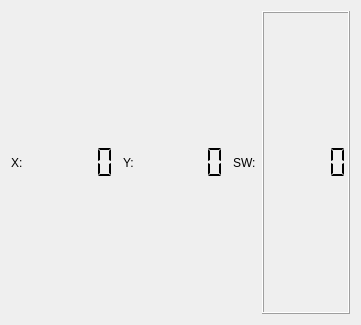
First picture: the form in form.ui, repository adnksharp/pySide6-joystick-tester, before the edit.
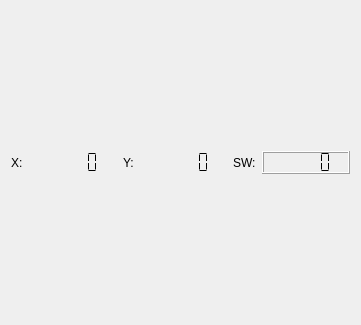
Second picture: the form after the edit.

What changed in the file:
```diff
--- a/form.ui
+++ b/form.ui
@@ -28,14 +28,20 @@
        <item>
         <widget class="QLCDNumber" name="ax">
          <property name="sizePolicy">
-          <sizepolicy hsizetype="Expanding" vsizetype="Minimum">
+          <sizepolicy hsizetype="Expanding" vsizetype="Fixed">
            <horstretch>0</horstretch>
            <verstretch>0</verstretch>
           </sizepolicy>
          </property>
+         <property name="layoutDirection">
+          <enum>Qt::LayoutDirection::RightToLeft</enum>
+         </property>
          <property name="frameShape">
           <enum>QFrame::Shape::NoFrame</enum>
          </property>
+         <property name="smallDecimalPoint">
+          <bool>false</bool>
+         </property>
          <property name="segmentStyle">
           <enum>QLCDNumber::SegmentStyle::Flat</enum>
          </property>
@@ -51,14 +57,20 @@
        <item>
         <widget class="QLCDNumber" name="ay">
          <property name="sizePolicy">
-          <sizepolicy hsizetype="Expanding" vsizetype="Minimum">
+          <sizepolicy hsizetype="Expanding" vsizetype="Fixed">
            <horstretch>0</horstretch>
            <verstretch>0</verstretch>
           </sizepolicy>
          </property>
+         <property name="layoutDirection">
+          <enum>Qt::LayoutDirection::RightToLeft</enum>
+         </property>
          <property name="frameShape">
           <enum>QFrame::Shape::NoFrame</enum>
          </property>
+         <property name="smallDecimalPoint">
+          <bool>false</bool>
+         </property>
          <property name="segmentStyle">
           <enum>QLCDNumber::SegmentStyle::Flat</enum>
          </property>
@@ -74,11 +86,17 @@
        <item>
         <widget class="QLCDNumber" name="di">
          <property name="sizePolicy">
-          <sizepolicy hsizetype="Expanding" vsizetype="Minimum">
+          <sizepolicy hsizetype="Expanding" vsizetype="Fixed">
            <horstretch>0</horstretch>
            <verstretch>0</verstretch>
           </sizepolicy>
          </property>
+         <property name="layoutDirection">
+          <enum>Qt::LayoutDirection::RightToLeft</enum>
+         </property>
+         <property name="smallDecimalPoint">
+          <bool>false</bool>
+         </property>
          <property name="segmentStyle">
           <enum>QLCDNumber::SegmentStyle::Flat</enum>
          </property>
```
